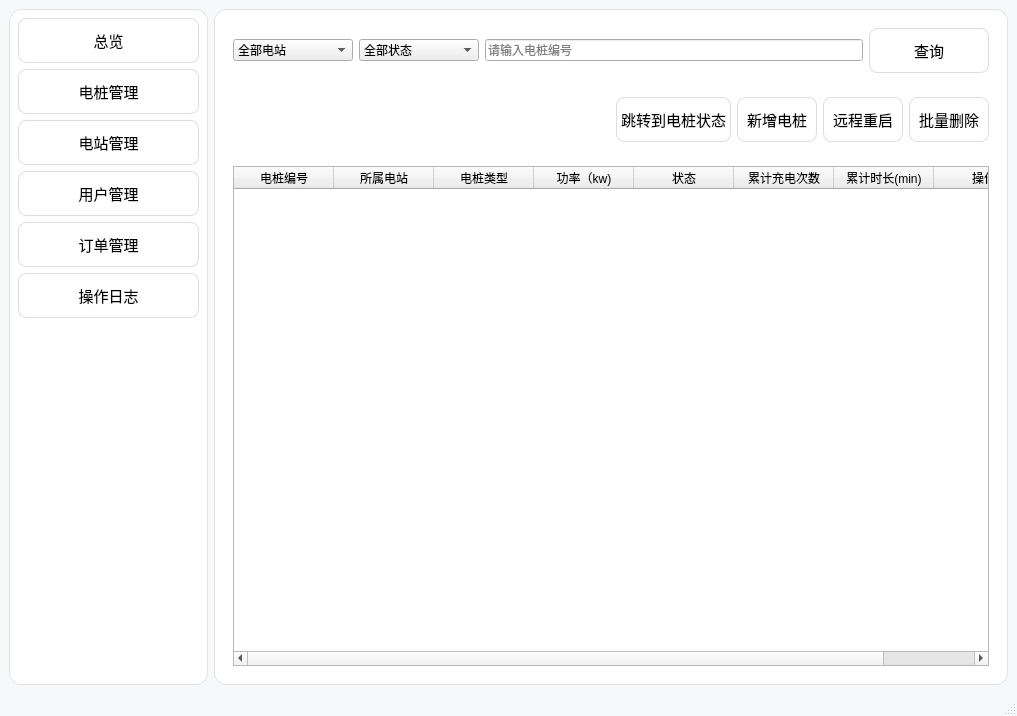
river-cc-77/task_ShortSemester, file admin/mainwindow.ui: the form before one commit.
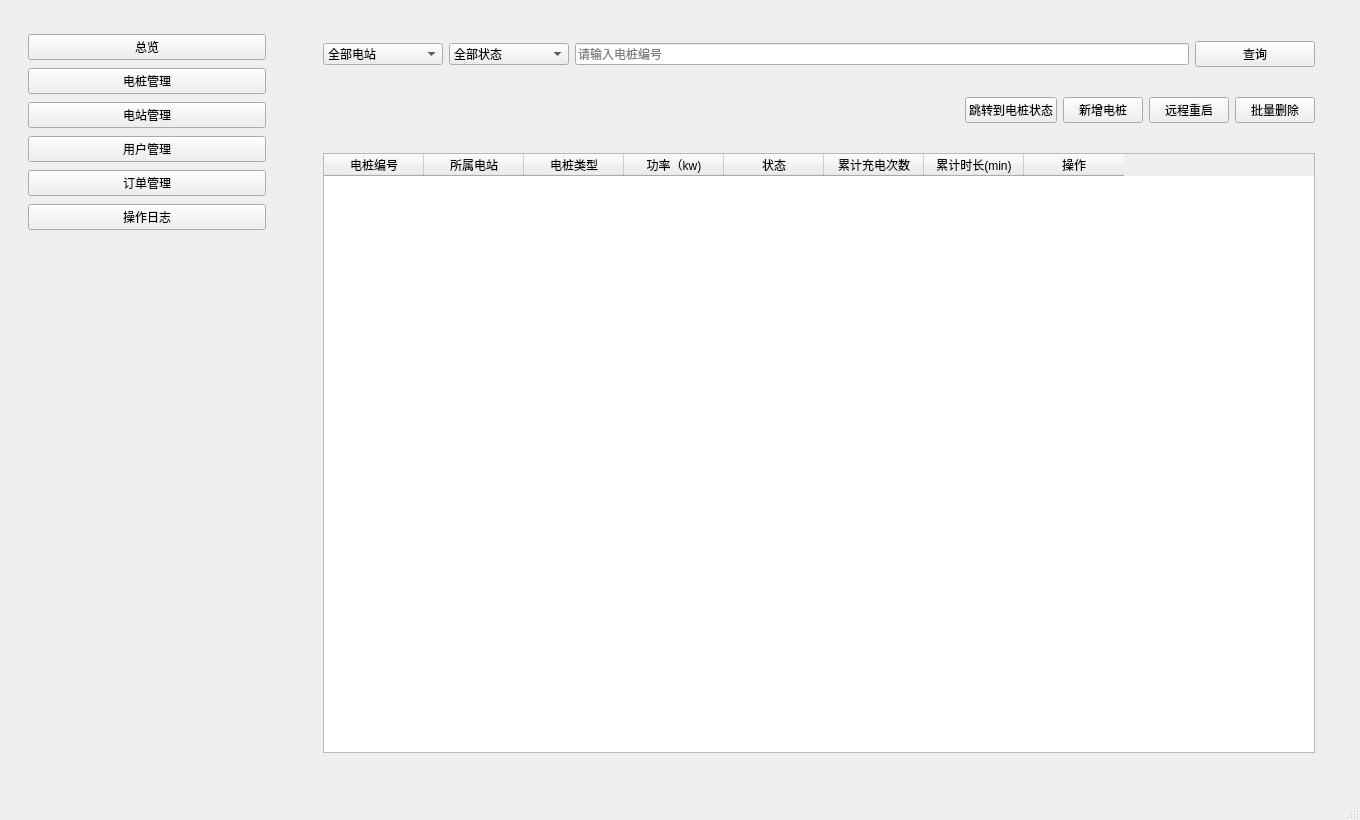
The form after the commit.

Commit message: admin模块：图表界面优化，调整边距配色

What changed in the file:
```diff
--- a/admin/mainwindow.ui
+++ b/admin/mainwindow.ui
@@ -6,108 +6,19 @@
    <rect>
     <x>0</x>
     <y>0</y>
-    <width>1017</width>
-    <height>716</height>
+    <width>1360</width>
+    <height>820</height>
    </rect>
   </property>
+  <property name="minimumSize">
+   <size>
+    <width>1180</width>
+    <height>720</height>
+   </size>
+  </property>
   <property name="windowTitle">
    <string>MainWindow</string>
   </property>
-  <property name="styleSheet">
-   <string notr="true">/* 全局主窗口背景 */
-QMainWindow{
-    background-color:#f7f8fa;
-}
-/* 侧边栏容器：对象名 sideBarWidget，QWidget不识别padding，padding删掉，边距交给内部布局 */
-QWidget#sideBarWidget
-{
-    background-color:#ffffff;
-    border:1px solid #e2e2e2;
-    border-radius:12px;
-}
-/* 侧边按钮普通状态 */
-QPushButton
-{
-    background-color: #ffffff;
-    border: 1px solid #dddddd;
-    border-radius: 8px;
-    padding:10px 4px;
-    font-size:11pt;
-    font-weight:400;
-    text-align:center;
-}
-QPushButton:hover
-{
-    background-color: #f0f4ff;
-    border-color:#b8c8f0;
-}
-/* 选中状态 */
-QPushButton[selected=&quot;true&quot;]
-{
-    background-color:#4078e8;
-    color:#ffffff;
-    border:1px solid #4078e8;
-}
-/* 选中按钮按下时保持蓝色调，不要变灰色 */
-QPushButton[selected=&quot;true&quot;]:pressed
-{
-    background-color:#2f62cc;
-    color:#ffffff;
-    border:1px solid #2f62cc;
-}
-/* 普通按钮按下 */
-QPushButton:pressed
-{
-    background-color:#e9e9e9;
-}
-/* StackedWidget：外层大圆角白色卡片容器 */
-QStackedWidget
-{
-    background-color:#ffffff;
-    border-radius:12px;
-    border:1px solid #e2e2e2;
-}
-/* 六个统计卡片【合并card1‑card6，统一背景边框】 */
-QWidget#card1, QWidget#card2, QWidget#card3, QWidget#card4,
-QWidget#card5, QWidget#card6
-{
-    background-color:#f0f7ff;
-    border-radius:10px;
-    border:1px solid #d9e8ff;
-}
-
-/* 卡片标题：15pt，修正为正确对象名 labTitleIncome */
-QLabel#labTitleIncome,
-QLabel#labTitleOrder,
-QLabel#labTitleOnline,
-QLabel#labTitleUser,
-QLabel#labTitleMonthIncome,
-QLabel#labTitleTotalIncome
-{
-    font-size: 15pt;
-    color: #404040;
-}
-/* 卡片数值：23pt，新增本月、累计营收数值标签 */
-QLabel#labIncome,
-QLabel#labOrderCnt,
-QLabel#labPileOnline,
-QLabel#labUserCnt,
-QLabel#labMonthIncome,
-QLabel#labTotalIncome
-{
-    font-size: 23pt;
-    font-weight: 600;
-    color: #111111;
-}
-
-/* -------- 顶部两个操作按钮（刷新、图表按钮）可选微调 -------- */
-QPushButton#btnRefresh, QPushButton#btnShowChart
-{
-    padding:6px 14px;
-    font-size:10pt;
-}
-</string>
-  </property>
   <widget class="QWidget" name="centralwidget">
    <property name="sizePolicy">
     <sizepolicy hsizetype="Expanding" vsizetype="Expanding">
@@ -116,6 +27,21 @@
     </sizepolicy>
    </property>
    <layout class="QHBoxLayout" name="horizontalLayout" stretch="1,4">
+    <property name="leftMargin">
+     <number>16</number>
+    </property>
+    <property name="topMargin">
+     <number>16</number>
+    </property>
+    <property name="rightMargin">
+     <number>16</number>
+    </property>
+    <property name="bottomMargin">
+     <number>16</number>
+    </property>
+    <property name="spacing">
+     <number>16</number>
+    </property>
     <item>
      <widget class="QWidget" name="sideBarWidget" native="true">
       <property name="sizePolicy">
@@ -131,6 +57,21 @@
        </size>
       </property>
       <layout class="QVBoxLayout" name="verticalLayout">
+       <property name="leftMargin">
+        <number>12</number>
+       </property>
+       <property name="topMargin">
+        <number>18</number>
+       </property>
+       <property name="rightMargin">
+        <number>12</number>
+       </property>
+       <property name="bottomMargin">
+        <number>14</number>
+       </property>
+       <property name="spacing">
+        <number>8</number>
+       </property>
        <item>
         <widget class="QPushButton" name="btnOverview">
          <property name="sizePolicy">
@@ -481,6 +422,21 @@
       </widget>
       <widget class="QWidget" name="page_1">
        <layout class="QVBoxLayout" name="verticalLayout_10" stretch="0,0,1">
+        <property name="leftMargin">
+         <number>20</number>
+        </property>
+        <property name="topMargin">
+         <number>16</number>
+        </property>
+        <property name="rightMargin">
+         <number>20</number>
+        </property>
+        <property name="bottomMargin">
+         <number>20</number>
+        </property>
+        <property name="spacing">
+         <number>12</number>
+        </property>
         <item>
          <widget class="QWidget" name="widget_4" native="true">
           <layout class="QHBoxLayout" name="horizontalLayout_5">
@@ -728,6 +684,21 @@
       </widget>
       <widget class="QWidget" name="page_2">
        <layout class="QVBoxLayout" name="verticalLayout_station">
+        <property name="leftMargin">
+         <number>20</number>
+        </property>
+        <property name="topMargin">
+         <number>16</number>
+        </property>
+        <property name="rightMargin">
+         <number>20</number>
+        </property>
+        <property name="bottomMargin">
+         <number>20</number>
+        </property>
+        <property name="spacing">
+         <number>12</number>
+        </property>
         <item>
          <widget class="QWidget" name="widget_stationFilter" native="true">
           <layout class="QHBoxLayout" name="horizontalLayout_stationFilter">
@@ -775,6 +746,21 @@
       </widget>
       <widget class="QWidget" name="page_3">
        <layout class="QVBoxLayout" name="verticalLayout_6">
+        <property name="leftMargin">
+         <number>20</number>
+        </property>
+        <property name="topMargin">
+         <number>16</number>
+        </property>
+        <property name="rightMargin">
+         <number>20</number>
+        </property>
+        <property name="bottomMargin">
+         <number>20</number>
+        </property>
+        <property name="spacing">
+         <number>12</number>
+        </property>
         <item>
          <widget class="QWidget" name="widget" native="true">
           <layout class="QHBoxLayout" name="horizontalLayout_2" stretch="1,0">
@@ -819,6 +805,21 @@
       </widget>
       <widget class="QWidget" name="page_4">
        <layout class="QVBoxLayout" name="verticalLayout_log">
+        <property name="leftMargin">
+         <number>20</number>
+        </property>
+        <property name="topMargin">
+         <number>16</number>
+        </property>
+        <property name="rightMargin">
+         <number>20</number>
+        </property>
+        <property name="bottomMargin">
+         <number>20</number>
+        </property>
+        <property name="spacing">
+         <number>12</number>
+        </property>
         <item>
          <widget class="QWidget" name="widget_logFilter" native="true">
           <layout class="QHBoxLayout" name="horizontalLayout_logFilter">
@@ -889,6 +890,21 @@
       </widget>
       <widget class="QWidget" name="page_5">
        <layout class="QVBoxLayout" name="verticalLayout_9" stretch="0,1">
+        <property name="leftMargin">
+         <number>20</number>
+        </property>
+        <property name="topMargin">
+         <number>16</number>
+        </property>
+        <property name="rightMargin">
+         <number>20</number>
+        </property>
+        <property name="bottomMargin">
+         <number>20</number>
+        </property>
+        <property name="spacing">
+         <number>12</number>
+        </property>
         <item>
          <widget class="QWidget" name="widget_2" native="true">
           <property name="sizePolicy">
@@ -953,6 +969,21 @@
       </widget>
       <widget class="QWidget" name="page_6">
        <layout class="QVBoxLayout" name="verticalLayout_order">
+        <property name="leftMargin">
+         <number>20</number>
+        </property>
+        <property name="topMargin">
+         <number>16</number>
+        </property>
+        <property name="rightMargin">
+         <number>20</number>
+        </property>
+        <property name="bottomMargin">
+         <number>20</number>
+        </property>
+        <property name="spacing">
+         <number>12</number>
+        </property>
         <item>
          <widget class="QWidget" name="widget_orderFilter" native="true">
           <layout class="QHBoxLayout" name="horizontalLayout_orderFilter">
```
The commit also changes 33 other files.
